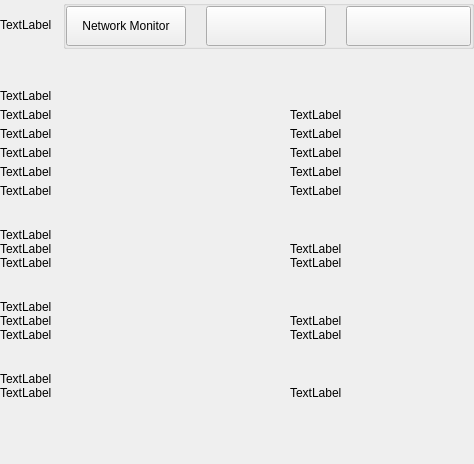
Above: src/qt/oro/settings/forms/settingsinformationwidget.ui from ORO-mlm/ORO-Core before the change. Below: the same form after it.
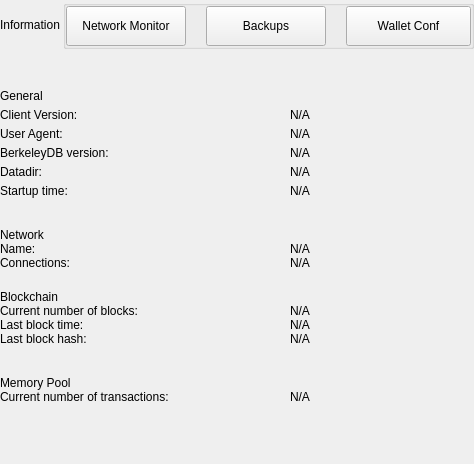
That is the form after the change.

Commit message: Restart the blockchain at version 1.1.0

Patch:
```diff
--- a/src/qt/oro/settings/forms/settingsinformationwidget.ui
+++ b/src/qt/oro/settings/forms/settingsinformationwidget.ui
@@ -57,7 +57,7 @@
           <item>
            <widget class="QLabel" name="labelTitle">
             <property name="text">
-             <string>TextLabel</string>
+             <string>Information</string>
             </property>
            </widget>
           </item>
@@ -135,7 +135,7 @@
                 <enum>Qt::NoFocus</enum>
                </property>
                <property name="text">
-                <string/>
+                <string>Backups</string>
                </property>
                <property name="checkable">
                 <bool>false</bool>
@@ -163,7 +163,7 @@
                 <enum>Qt::NoFocus</enum>
                </property>
                <property name="text">
-                <string/>
+                <string>Wallet Conf</string>
                </property>
                <property name="checkable">
                 <bool>false</bool>
@@ -218,7 +218,7 @@
            <item>
             <widget class="QLabel" name="labelTitleGeneral">
              <property name="text">
-              <string>TextLabel</string>
+              <string>General</string>
              </property>
             </widget>
            </item>
@@ -242,14 +242,14 @@
                 </size>
                </property>
                <property name="text">
-                <string>TextLabel</string>
+                <string>Client Version:</string>
                </property>
               </widget>
              </item>
              <item>
               <widget class="QLabel" name="labelInfoClient">
                <property name="text">
-                <string>TextLabel</string>
+                <string notr="true">N/A</string>
                </property>
               </widget>
              </item>
@@ -275,14 +275,14 @@
                 </size>
                </property>
                <property name="text">
-                <string>TextLabel</string>
+                <string>User Agent:</string>
                </property>
               </widget>
              </item>
              <item>
               <widget class="QLabel" name="labelInfoAgent">
                <property name="text">
-                <string>TextLabel</string>
+                <string notr="true">N/A</string>
                </property>
               </widget>
              </item>
@@ -308,14 +308,14 @@
                 </size>
                </property>
                <property name="text">
-                <string>TextLabel</string>
+                <string>BerkeleyDB version:</string>
                </property>
               </widget>
              </item>
              <item>
               <widget class="QLabel" name="labelInfoBerkeley">
                <property name="text">
-                <string>TextLabel</string>
+                <string notr="true">N/A</string>
                </property>
               </widget>
              </item>
@@ -341,14 +341,14 @@
                 </size>
                </property>
                <property name="text">
-                <string>TextLabel</string>
+                <string>Datadir:</string>
                </property>
               </widget>
              </item>
              <item>
               <widget class="QLabel" name="labelInfoDataDir">
                <property name="text">
-                <string>TextLabel</string>
+                <string notr="true">N/A</string>
                </property>
                <property name="wordWrap">
                 <bool>true</bool>
@@ -377,14 +377,14 @@
                 </size>
                </property>
                <property name="text">
-                <string>TextLabel</string>
+                <string>Startup time:</string>
                </property>
               </widget>
              </item>
              <item>
               <widget class="QLabel" name="labelInfoTime">
                <property name="text">
-                <string>TextLabel</string>
+                <string notr="true">N/A</string>
                </property>
               </widget>
              </item>
@@ -412,7 +412,7 @@
         <item>
          <widget class="QLabel" name="labelTitleNetwork">
           <property name="text">
-           <string>TextLabel</string>
+           <string>Network</string>
           </property>
          </widget>
         </item>
@@ -436,24 +436,63 @@
              </size>
             </property>
             <property name="text">
-             <string>TextLabel</string>
+             <string>Name:</string>
             </property>
            </widget>
           </item>
           <item>
            <widget class="QLabel" name="labelInfoName">
             <property name="text">
-             <string>TextLabel</string>
+             <string notr="true">N/A</string>
             </property>
            </widget>
           </item>
          </layout>
         </item>
         <item>
+         <layout class="QHBoxLayout" name="horizontalConnections" stretch="0,1">
+          <property name="spacing">
+           <number>0</number>
+          </property>
+          <item>
+           <widget class="QLabel" name="labelTitleConnections">
+            <property name="minimumSize">
+             <size>
+              <width>290</width>
+              <height>0</height>
+             </size>
+            </property>
+            <property name="maximumSize">
+             <size>
+              <width>290</width>
+              <height>16777215</height>
+             </size>
+            </property>
+            <property name="text">
+             <string>Connections:</string>
+            </property>
+           </widget>
+          </item>
+          <item>
+           <widget class="QLabel" name="labelInfoConnections">
+            <property name="cursor">
+             <cursorShape>IBeamCursor</cursorShape>
+            </property>
+            <property name="textInteractionFlags">
+             <set>Qt::LinksAccessibleByMouse|Qt::TextSelectableByKeyboard|Qt::TextSelectableByMouse</set>
+            </property>
+            <property name="text">
+             <string notr="true">N/A</string>
+            </property>
+           </widget>
+          </item>
+         </layout>
+        </item>
+        <!-- <item>
          <widget class="QWidget" name="layoutOptions2" native="true">
-          <layout class="QHBoxLayout" name="horizontalConnections" stretch="0,1">
+          <layout class="QHBoxLayout" name="horizontalMasternodes" stretch="0,1">
            <property name="spacing">
-            <number>0</number>
+             <number>0</number>
            </property>
            <property name="leftMargin">
             <number>0</number>
@@ -468,7 +507,7 @@
             <number>10</number>
            </property>
            <item>
-            <widget class="QLabel" name="labelTitleConnections">
+            <widget class="QLabel" name="labelTitleMasternodes">
              <property name="minimumSize">
               <size>
                <width>290</width>
@@ -482,20 +521,26 @@
               </size>
              </property>
              <property name="text">
-              <string>TextLabel</string>
+              <string>Number of Masternodes:</string>
              </property>
             </widget>
            </item>
            <item>
-            <widget class="QLabel" name="labelInfoConnections">
+            <widget class="QLabel" name="labelInfoMasternodes">
+             <property name="cursor">
+              <cursorShape>IBeamCursor</cursorShape>
+             </property>
+             <property name="textInteractionFlags">
+              <set>Qt::LinksAccessibleByMouse|Qt::TextSelectableByKeyboard|Qt::TextSelectableByMouse</set>
+             </property>
              <property name="text">
-              <string>TextLabel</string>
+              <string notr="true">N/A</string>
              </property>
             </widget>
            </item>
           </layout>
          </widget>
-        </item>
+        </item> -->
         <item>
          <spacer name="verticalSpacer_4">
           <property name="orientation">
@@ -515,7 +560,7 @@
         <item>
          <widget class="QLabel" name="labelTitleBlockchain">
           <property name="text">
-           <string>TextLabel</string>
+           <string>Blockchain</string>
           </property>
          </widget>
         </item>
@@ -539,14 +584,53 @@
              </size>
             </property>
             <property name="text">
-             <string>TextLabel</string>
+             <string>Current number of blocks:</string>
             </property>
            </widget>
           </item>
           <item>
            <widget class="QLabel" name="labelInfoBlockNumber">
             <property name="text">
-             <string>TextLabel</string>
+             <string notr="true">N/A</string>
+            </property>
+           </widget>
+          </item>
+         </layout>
+        </item>
+        <item>
+         <layout class="QHBoxLayout" name="horizontalBlockTime" stretch="0,1">
+          <property name="spacing">
+           <number>0</number>
+          </property>
+          <item>
+           <widget class="QLabel" name="labelTitleBlockTime">
+            <property name="minimumSize">
+             <size>
+              <width>290</width>
+              <height>0</height>
+             </size>
+            </property>
+            <property name="maximumSize">
+             <size>
+              <width>290</width>
+              <height>16777215</height>
+             </size>
+            </property>
+            <property name="text">
+             <string>Last block time:</string>
+            </property>
+           </widget>
+          </item>
+          <item>
+           <widget class="QLabel" name="labelInfoBlockTime">
+            <property name="cursor">
+             <cursorShape>IBeamCursor</cursorShape>
+            </property>
+            <property name="textInteractionFlags">
+             <set>Qt::LinksAccessibleByMouse|Qt::TextSelectableByKeyboard|Qt::TextSelectableByMouse</set>
+            </property>
+            <property name="text">
+             <string notr="true">N/A</string>
             </property>
            </widget>
           </item>
@@ -554,7 +638,7 @@
         </item>
         <item>
          <widget class="QWidget" name="layoutOptions3" native="true">
-          <layout class="QHBoxLayout" name="horizontalBlockTime" stretch="0,1">
+          <layout class="QHBoxLayout" name="horizontalBlockHash" stretch="0,1">
            <property name="spacing">
             <number>0</number>
            </property>
@@ -571,7 +655,7 @@
             <number>10</number>
            </property>
            <item>
-            <widget class="QLabel" name="labelTitleBlockTime">
+            <widget class="QLabel" name="labelTitleBlockHash">
              <property name="minimumSize">
               <size>
                <width>290</width>
@@ -585,14 +669,20 @@
               </size>
              </property>
              <property name="text">
-              <string>TextLabel</string>
+              <string>Last block hash:</string>
              </property>
             </widget>
            </item>
            <item>
-            <widget class="QLabel" name="labelInfoBlockTime">
+            <widget class="QLabel" name="labelInfoBlockHash">
+             <property name="cursor">
+              <cursorShape>IBeamCursor</cursorShape>
+             </property>
+             <property name="textInteractionFlags">
+              <set>Qt::LinksAccessibleByMouse|Qt::TextSelectableByKeyboard|Qt::TextSelectableByMouse</set>
+             </property>
              <property name="text">
-              <string>TextLabel</string>
+              <string notr="true">N/A</string>
              </property>
             </widget>
            </item>
@@ -618,7 +708,7 @@
         <item>
          <widget class="QLabel" name="labelTitleMemory">
           <property name="text">
-           <string>TextLabel</string>
+           <string>Memory Pool</string>
           </property>
          </widget>
         </item>
@@ -642,14 +732,14 @@
              </size>
             </property>
             <property name="text">
-             <string>TextLabel</string>
+             <string>Current number of transactions:</string>
             </property>
            </widget>
           </item>
           <item>
            <widget class="QLabel" name="labelInfoNumberTransactions">
             <property name="text">
-             <string>TextLabel</string>
+             <string notr="true">N/A</string>
             </property>
            </widget>
           </item>
```
Left out of the diff: 42 changed lines with no effect on the pictures. The commit also changes 1967 other files.
